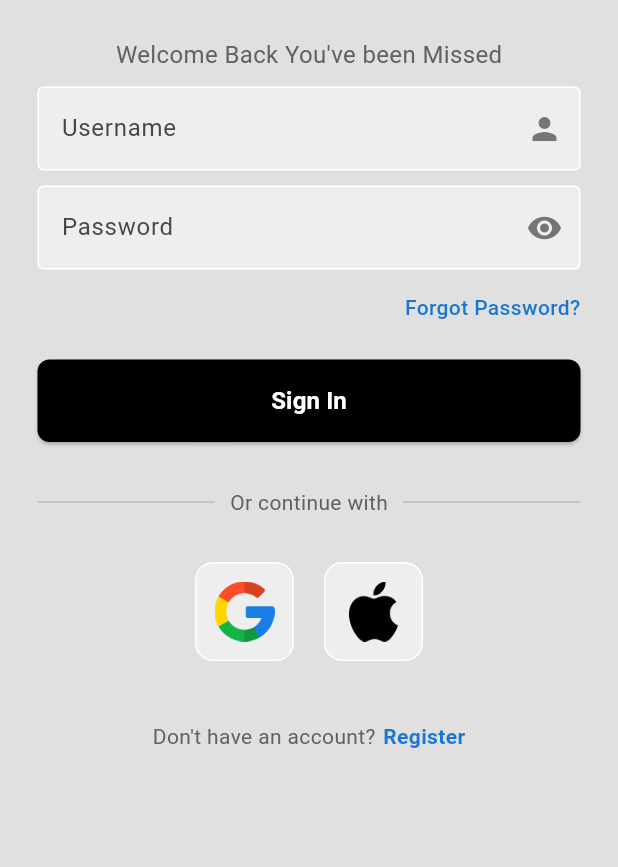
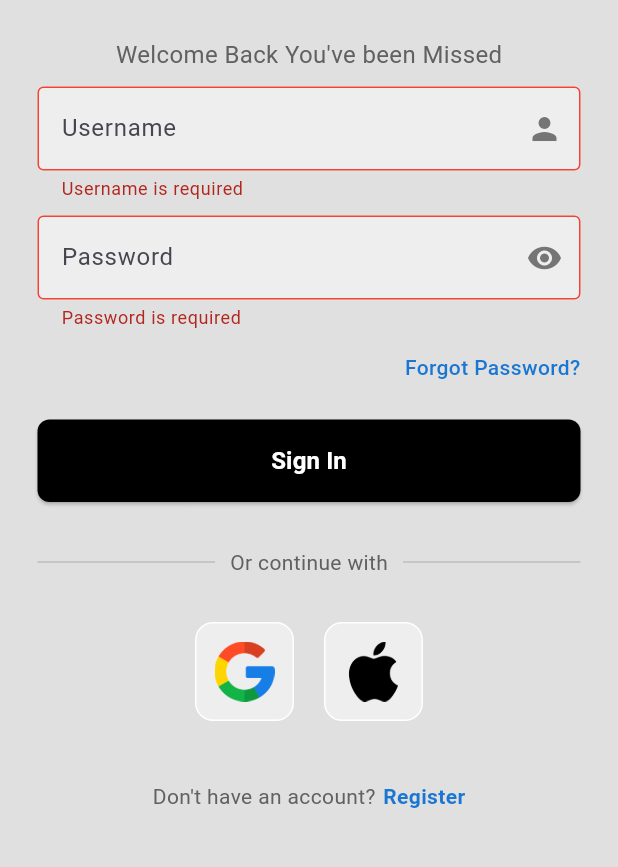
Before and after one commit to KedzeMcBride/EpiTrack, a Flutter app: the LoginPage screen opened directly, after a tap on "Sign In", on a phone screen of 412 x 824 dp, the part 188-1055 px from its top. Run offline on Flutter 3.47's test engine with Material 3 defaults, Android fonts, the phone set to English and light mode, and no system bars.

Commit message:
authentication logic 'Login' being added

```diff
--- /dev/null
+++ b/lib/Pages/Authentication Logic/auth_login.dart
@@ -0,0 +1,53 @@
+class AuthService {
+  static String? validateUsername(String? value) {
+    if (value == null || value.isEmpty) {
+      return 'Username is required';
+    }
+    if (value.length < 3) {
+      return 'Username must be at least 3 characters';
+    }
+    return null;
+  }
+
+  static String? validatePassword(String? value) {
+    if (value == null || value.isEmpty) {
+      return 'Password is required';
+    }
+    if (value.length < 6) {
+      return 'Password must be at least 6 characters';
+    }
+    return null;
+  }
+
+  // Login API call
+  static Future<bool> login(String username, String password) async {
+    // Simulate API call delay
+    await Future.delayed(const Duration(seconds: 2));
+
+    // Replace with your actual login logic
+    if (username.isNotEmpty && password.length >= 6) {
+      return true; // Login successful
+    }
+    return false; // Login failed
+  }
+
+  // Social login methods
+  static Future<bool> googleSignIn() async {
+    await Future.delayed(const Duration(seconds: 2));
+    // Implement actual Google Sign In logic
+    return true;
+  }
+
+  static Future<bool> appleSignIn() async {
+    await Future.delayed(const Duration(seconds: 2));
+    // Implement actual Apple Sign In logic
+    return true;
+  }
+
+  // Password reset
+  static Future<bool> resetPassword(String email) async {
+    await Future.delayed(const Duration(seconds: 2));
+    // Implement actual password reset logic
+    return true;
+  }
+}
--- /dev/null
+++ b/lib/Pages/Authentication Logic/login_controller.dart
@@ -0,0 +1,71 @@
+import 'package:epitrack/Pages/Authentication Logic/auth_login.dart';
+
+class LoginController {
+  // Validation methods using AuthService
+  String? validateUsername(String? value) {
+    return AuthService.validateUsername(value);
+  }
+
+  String? validatePassword(String? value) {
+    return AuthService.validatePassword(value);
+  }
+
+  // Login method
+  Future<LoginResult> login(String username, String password) async {
+    try {
+      final success = await AuthService.login(username, password);
+      if (success) {
+        return LoginResult.success('Login successful');
+      } else {
+        return LoginResult.error('Invalid credentials');
+      }
+    } catch (e) {
+      return LoginResult.error('Login failed: $e');
+    }
+  }
+
+  // Social login methods
+  Future<LoginResult> googleLogin() async {
+    try {
+      final success = await AuthService.googleSignIn();
+      if (success) {
+        return LoginResult.success('Google login successful');
+      } else {
+        return LoginResult.error('Google login failed');
+      }
+    } catch (e) {
+      return LoginResult.error('Google login failed: $e');
+    }
+  }
+
+  Future<LoginResult> appleLogin() async {
+    try {
+      final success = await AuthService.appleSignIn();
+      if (success) {
+        return LoginResult.success('Apple login successful');
+      } else {
+        return LoginResult.error('Apple login failed');
+      }
+    } catch (e) {
+      return LoginResult.error('Apple login failed: $e');
+    }
+  }
+
+  // Password reset
+  Future<bool> forgotPassword(String email) async {
+    try {
+      return await AuthService.resetPassword(email);
+    } catch (e) {
+      return false;
+    }
+  }
+}
+
+// Result class for handling login outcomes
+class LoginResult {
+  final bool isSuccess;
+  final String message;
+
+  LoginResult.success(this.message) : isSuccess = true;
+  LoginResult.error(this.message) : isSuccess = false;
+}
--- a/lib/Pages/login_page.dart
+++ b/lib/Pages/login_page.dart
@@ -1,4 +1,5 @@
 import 'package:flutter/material.dart';
+import 'Authentication Logic/login_controller.dart';
 
 class LoginPage extends StatefulWidget {
   const LoginPage({super.key});
@@ -9,6 +10,101 @@ class LoginPage extends StatefulWidget {
 
 class _LoginPageState extends State<LoginPage> {
   bool _obscurePassword = true;
+  bool _isLoading = false;
+  final _formKey = GlobalKey<FormState>();
+  final _usernameController = TextEditingController();
+  final _passwordController = TextEditingController();
+  final _loginController = LoginController();
+
+  void _login() async {
+    if (_formKey.currentState!.validate()) {
+      setState(() {
+        _isLoading = true;
+      });
+
+      final result = await _loginController.login(
+        _usernameController.text,
+        _passwordController.text,
+      );
+
+      setState(() {
+        _isLoading = false;
+      });
+
+      _showSnackBar(result.message, result.isSuccess);
+
+      if (result.isSuccess) {
+        // Navigate to home page
+        // Navigator.pushReplacement(context, MaterialPageRoute(builder: (context) => HomePage()));
+      }
+    }
+  }
+
+  void _forgotPassword() {
+    showDialog(
+      context: context,
+      builder: (context) => AlertDialog(
+        title: const Text('Reset Password'),
+        content: const Text('Would you like to reset your password?'),
+        actions: [
+          TextButton(
+            onPressed: () => Navigator.pop(context),
+            child: const Text('Cancel'),
+          ),
+          TextButton(
+            onPressed: () {
+              Navigator.pop(context);
+              // Navigate to password reset page
+              print('Navigate to password reset page');
+            },
+            child: const Text('Reset'),
+          ),
+        ],
+      ),
+    );
+  }
+
+  void _googleSignIn() async {
+    setState(() {
+      _isLoading = true;
+    });
+
+    final result = await _loginController.googleLogin();
+
+    setState(() {
+      _isLoading = false;
+    });
+
+    _showSnackBar(result.message, result.isSuccess);
+  }
+
+  void _appleSignIn() async {
+    setState(() {
+      _isLoading = true;
+    });
+
+    final result = await _loginController.appleLogin();
+
+    setState(() {
+      _isLoading = false;
+    });
+
+    _showSnackBar(result.message, result.isSuccess);
+  }
+
+  void _navigateToRegister() {
+    // Navigator.push(context, MaterialPageRoute(builder: (context) => RegistrationPage()));
+    print('Navigate to registration page');
+  }
+
+  void _showSnackBar(String message, bool isSuccess) {
+    ScaffoldMessenger.of(context).showSnackBar(
+      SnackBar(
+        content: Text(message),
+        backgroundColor: isSuccess ? Colors.green : Colors.red,
+      ),
+    );
+  }
 
   @override
   Widget build(BuildContext context) {
@@ -17,6 +113,8 @@ class _LoginPageState extends State<LoginPage> {
       body: SafeArea(
         child: SingleChildScrollView(
           child: Center(
+            child: Form(
+              key: _formKey,
               child: Column(
                 children: [
                   const SizedBox(height: 25),
@@ -41,9 +139,11 @@ class _LoginPageState extends State<LoginPage> {
                   // user text-field
                   Padding(
                     padding: const EdgeInsets.symmetric(horizontal: 25),
-                  child: TextField(
+                    child: TextFormField(
+                      controller: _usernameController,
+                      validator: _loginController.validateUsername,
                       decoration: InputDecoration(
-                      enabledBorder: OutlineInputBorder(
+                        enabledBorder: const OutlineInputBorder(
                           borderSide: BorderSide(color: Colors.white),
                         ),
                         focusedBorder: OutlineInputBorder(
@@ -56,6 +156,12 @@ class _LoginPageState extends State<LoginPage> {
                           Icons.person,
                           color: Colors.grey[600],
                         ),
+                        errorBorder: const OutlineInputBorder(
+                          borderSide: BorderSide(color: Colors.red),
+                        ),
+                        focusedErrorBorder: const OutlineInputBorder(
+                          borderSide: BorderSide(color: Colors.red),
+                        ),
                       ),
                     ),
                   ),
@@ -65,10 +171,12 @@ class _LoginPageState extends State<LoginPage> {
                   // password text-field
                   Padding(
                     padding: const EdgeInsets.symmetric(horizontal: 25),
-                  child: TextField(
+                    child: TextFormField(
+                      controller: _passwordController,
                       obscureText: _obscurePassword,
+                      validator: _loginController.validatePassword,
                       decoration: InputDecoration(
-                      enabledBorder: OutlineInputBorder(
+                        enabledBorder: const OutlineInputBorder(
                           borderSide: BorderSide(color: Colors.white),
                         ),
                         focusedBorder: OutlineInputBorder(
@@ -77,6 +185,12 @@ class _LoginPageState extends State<LoginPage> {
                         fillColor: Colors.grey.shade200,
                         filled: true,
                         hintText: 'Password',
+                        errorBorder: const OutlineInputBorder(
+                          borderSide: BorderSide(color: Colors.red),
+                        ),
+                        focusedErrorBorder: const OutlineInputBorder(
+                          borderSide: BorderSide(color: Colors.red),
+                        ),
                         suffixIcon: IconButton(
                           icon: Icon(
                             _obscurePassword ? Icons.visibility : Icons.visibility_off,
@@ -101,12 +215,7 @@ class _LoginPageState extends State<LoginPage> {
                       mainAxisAlignment: MainAxisAlignment.end,
                       children: [
                         GestureDetector(
-                        onTap: () {
-
-                          // Add your forgot password logic here
-
-                          print('Forgot Password tapped');
-                        },
+                          onTap: _forgotPassword,
                           child: Text(
                             'Forgot Password?',
                             style: TextStyle(
@@ -123,16 +232,12 @@ class _LoginPageState extends State<LoginPage> {
                   const SizedBox(height: 25),
 
                   // sign in button
-
                   Padding(
                     padding: const EdgeInsets.symmetric(horizontal: 25),
                     child: Container(
                       width: double.infinity,
                       child: ElevatedButton(
-                      onPressed: () {
-                        // Add your sign in logic here
-                        print('Sign In button pressed');
-                      },
+                        onPressed: _isLoading ? null : _login,
                         style: ElevatedButton.styleFrom(
                           backgroundColor: Colors.black,
                           foregroundColor: Colors.white,
@@ -141,7 +246,16 @@ class _LoginPageState extends State<LoginPage> {
                             borderRadius: BorderRadius.circular(8),
                           ),
                         ),
-                      child: const Text(
+                        child: _isLoading
+                            ? SizedBox(
+                          height: 20,
+                          width: 20,
+                          child: CircularProgressIndicator(
+                            strokeWidth: 2,
+                            valueColor: AlwaysStoppedAnimation<Color>(Colors.white),
+                          ),
+                        )
+                            : const Text(
                           'Sign In',
                           style: TextStyle(
                             fontSize: 16,
@@ -188,7 +302,6 @@ class _LoginPageState extends State<LoginPage> {
                   const SizedBox(height: 30),
 
                   // google or apple buttons
-
                   Padding(
                     padding: const EdgeInsets.symmetric(horizontal: 25),
                     child: Row(
@@ -196,20 +309,23 @@ class _LoginPageState extends State<LoginPage> {
                       children: [
                         // Google button
                         GestureDetector(
-                        onTap: () {
-
-                          // Add Google sign in logic here
-
-                          print('Google sign in tapped');
-                        },
+                          onTap: _isLoading ? null : _googleSignIn,
                           child: Container(
-                          padding: EdgeInsets.all(12),
+                            padding: const EdgeInsets.all(12),
                             decoration: BoxDecoration(
                               border: Border.all(color: Colors.white),
                               borderRadius: BorderRadius.circular(12),
                               color: Colors.grey[200],
                             ),
-                          child: Image.asset(
+                            child: _isLoading
+                                ? const SizedBox(
+                              height: 40,
+                              width: 40,
+                              child: CircularProgressIndicator(
+                                strokeWidth: 2,
+                              ),
+                            )
+                                : Image.asset(
                               'lib/images/google.png',
                               height: 40,
                               width: 40,
@@ -221,20 +337,23 @@ class _LoginPageState extends State<LoginPage> {
 
                         // Apple button
                         GestureDetector(
-                        onTap: () {
-
-                          // Add Apple sign in logic here
-
-                          print('Apple sign in tapped');
-                        },
+                          onTap: _isLoading ? null : _appleSignIn,
                           child: Container(
-                          padding: EdgeInsets.all(12),
+                            padding: const EdgeInsets.all(12),
                             decoration: BoxDecoration(
                               border: Border.all(color: Colors.white),
                               borderRadius: BorderRadius.circular(12),
                               color: Colors.grey[200],
                             ),
-                          child: Image.asset(
+                            child: _isLoading
+                                ? const SizedBox(
+                              height: 40,
+                              width: 40,
+                              child: CircularProgressIndicator(
+                                strokeWidth: 2,
+                              ),
+                            )
+                                : Image.asset(
                               'lib/images/apple.png',
                               height: 40,
                               width: 40,
@@ -260,12 +379,7 @@ class _LoginPageState extends State<LoginPage> {
                       ),
                       const SizedBox(width: 5),
                       GestureDetector(
-                      onTap: () {
-
-                        // Add your register navigation logic here
-
-                        print('Register tapped');
-                      },
+                        onTap: _isLoading ? null : _navigateToRegister,
                         child: Text(
                           'Register',
                           style: TextStyle(
@@ -284,6 +398,14 @@ class _LoginPageState extends State<LoginPage> {
             ),
           ),
         ),
+      ),
     );
   }
+
+  @override
+  void dispose() {
+    _usernameController.dispose();
+    _passwordController.dispose();
+    super.dispose();
   }
+}
```
Also changed, not shown: lib/main.dart (+4 -4 lines). Lines whose indentation alone changed are shown as unchanged.
